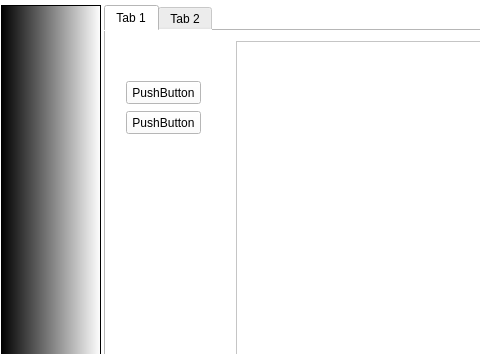
totocr4ft/modus, file mainwindow.ui: the form before one commit; both pictures show x 0 to 480 and y 0 to 354 of the 1255 by 724 pixel window.
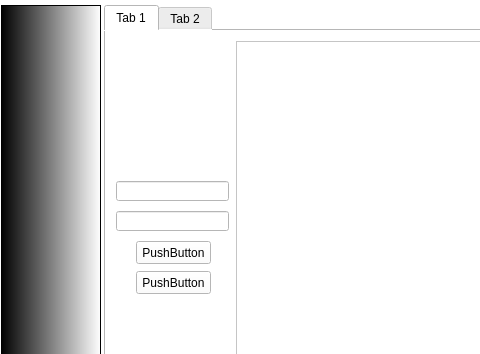
The form after the commit.

The edit to the form file:
```diff
--- a/mainwindow.ui
+++ b/mainwindow.ui
@@ -73,32 +73,6 @@
        <attribute name="title">
         <string>Tab 1</string>
        </attribute>
-       <widget class="QPushButton" name="pushButton">
-        <property name="geometry">
-         <rect>
-          <x>20</x>
-          <y>80</y>
-          <width>75</width>
-          <height>23</height>
-         </rect>
-        </property>
-        <property name="text">
-         <string>PushButton</string>
-        </property>
-       </widget>
-       <widget class="QPushButton" name="pushButton_2">
-        <property name="geometry">
-         <rect>
-          <x>20</x>
-          <y>50</y>
-          <width>75</width>
-          <height>23</height>
-         </rect>
-        </property>
-        <property name="text">
-         <string>PushButton</string>
-        </property>
-       </widget>
        <widget class="QListWidget" name="listWidget">
         <property name="geometry">
          <rect>
@@ -109,6 +83,52 @@
          </rect>
         </property>
        </widget>
+       <widget class="QLineEdit" name="e_name">
+        <property name="geometry">
+         <rect>
+          <x>10</x>
+          <y>150</y>
+          <width>113</width>
+          <height>20</height>
+         </rect>
+        </property>
+       </widget>
+       <widget class="QLineEdit" name="e_pass">
+        <property name="geometry">
+         <rect>
+          <x>10</x>
+          <y>180</y>
+          <width>113</width>
+          <height>20</height>
+         </rect>
+        </property>
+       </widget>
+       <widget class="QPushButton" name="pushButton_3">
+        <property name="geometry">
+         <rect>
+          <x>30</x>
+          <y>210</y>
+          <width>75</width>
+          <height>23</height>
+         </rect>
+        </property>
+        <property name="text">
+         <string>PushButton</string>
+        </property>
+       </widget>
+       <widget class="QPushButton" name="pushButton_4">
+        <property name="geometry">
+         <rect>
+          <x>30</x>
+          <y>240</y>
+          <width>75</width>
+          <height>23</height>
+         </rect>
+        </property>
+        <property name="text">
+         <string>PushButton</string>
+        </property>
+       </widget>
       </widget>
       <widget class="QWidget" name="tab_2">
        <attribute name="title">
```
